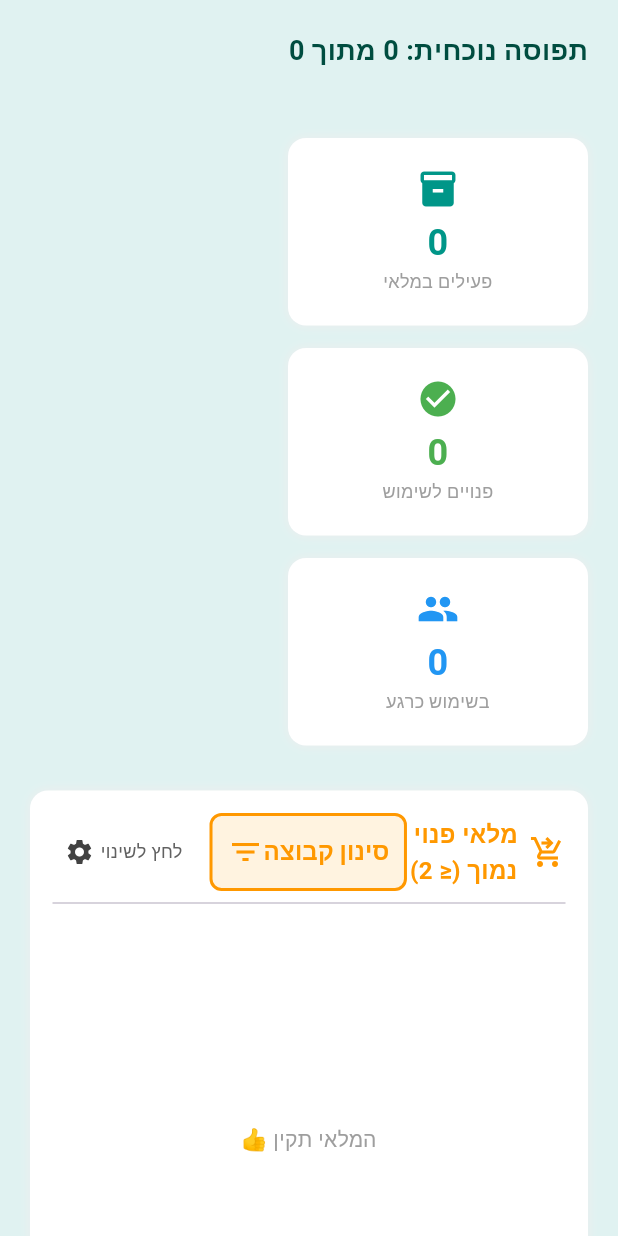
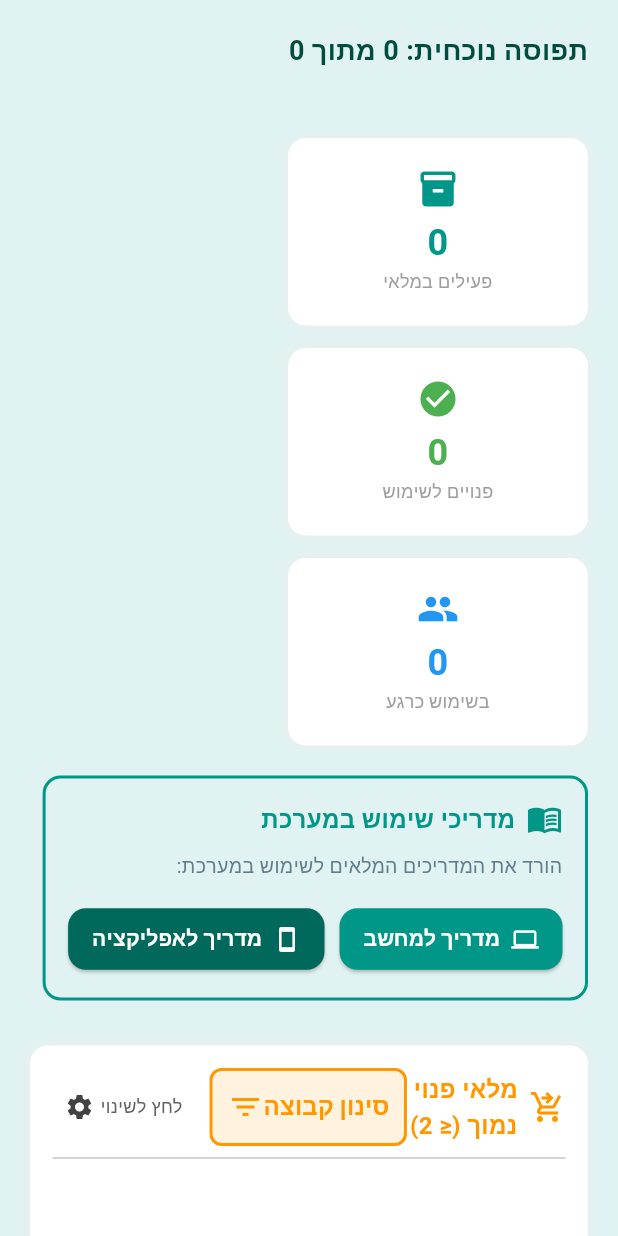
Before and after one commit to exzet5/tau-logistic-saas, a Flutter app: the DashboardScreen widget shown alone on an empty page, opened directly with empty values, on a phone screen of 412 x 824 dp. Run offline on Flutter 3.47's test engine with Material 3 defaults, Android fonts, the phone set to English and light mode, and no system bars; our stand-ins replace calendar_date_picker2, cloud_firestore, firebase_auth, firebase_core, fl_chart, pdf and 1 more; missing offline and left inert: encrypt, excel, mobile_scanner, universal_html; accounts and stored records are empty.

Commit message:
feat: implement admin dashboard with inventory tracking and add email service utility

```diff
--- a/lib/screens/admin/dashboard_screen.dart
+++ b/lib/screens/admin/dashboard_screen.dart
@@ -5,7 +5,7 @@ import 'package:intl/intl.dart' hide TextDirection;
 import 'dart:math' as math;
 import '../../utils/helpers.dart';
 import '../../services/security_service.dart';
-
+import 'package:url_launcher/url_launcher.dart';
 /// Defines the time range for the statistics chart.
 enum TimeRange { monthly, yearly }
 
@@ -189,7 +189,15 @@ class _DashboardScreenState extends State<DashboardScreen> {
               _buildWideProgressBar(available, inUse, totalActive),
               const SizedBox(height: 30),
 
-              // STAT CARDS
+              // STAT CARDS & GUIDES BOX
+              LayoutBuilder(builder: (context, constraints) {
+                // If screen is wide, put them on opposite sides
+                if (constraints.maxWidth > 800) {
+                  return Row(
+                    crossAxisAlignment: CrossAxisAlignment.start,
+                    mainAxisAlignment: MainAxisAlignment.spaceBetween,
+                    children: [
+                      // Right side (Stats)
                       Wrap(
                         spacing: 15,
                         runSpacing: 15,
@@ -199,6 +207,30 @@ class _DashboardScreenState extends State<DashboardScreen> {
                           _buildStatCard("בשימוש כרגע", inUse.toString(), Icons.people, Colors.blue),
                         ],
                       ),
+                      // Left side (Guides Box)
+                      _buildGuidesBox(),
+                    ],
+                  );
+                } else {
+                  // For mobile/small screens, stack them vertically
+                  return Column(
+                    crossAxisAlignment: CrossAxisAlignment.start,
+                    children: [
+                      Wrap(
+                        spacing: 15,
+                        runSpacing: 15,
+                        children: [
+                          _buildStatCard("פעילים במלאי", totalActive.toString(), Icons.inventory, Colors.teal),
+                          _buildStatCard("פנויים לשימוש", available.toString(), Icons.check_circle, Colors.green),
+                          _buildStatCard("בשימוש כרגע", inUse.toString(), Icons.people, Colors.blue),
+                        ],
+                      ),
+                      const SizedBox(height: 20),
+                      _buildGuidesBox(),
+                    ],
+                  );
+                }
+              }),
               const SizedBox(height: 30),
 
               // ALERTS SECTION
@@ -1564,4 +1596,77 @@ class _DashboardScreenState extends State<DashboardScreen> {
               ),
             ));
   }
-}
+  // --- USER GUIDES BOX ---
+
+  /// Builds the framed box with user guide download buttons,
+  /// explicitly enforcing RTL layout for correct Hebrew alignment.
+  // --- USER GUIDES BOX ---
+
+  /// Builds the framed box with user guide download buttons.
+  /// Wrapped in Directionality to strictly enforce RTL for standard components.
+  Widget _buildGuidesBox() {
+    return Directionality(
+      textDirection: TextDirection.rtl,
+      child: Container(
+        padding: const EdgeInsets.all(15),
+        decoration: BoxDecoration(
+          color: Colors.teal.shade50,
+          border: Border.all(color: Colors.teal, width: 2),
+          borderRadius: BorderRadius.circular(12),
+        ),
+        child: Column(
+          crossAxisAlignment: CrossAxisAlignment.start,
+          children: [
+            const Row(
+              mainAxisSize: MainAxisSize.min,
+              children: [
+                Icon(Icons.menu_book, color: Colors.teal),
+                SizedBox(width: 8),
+                Text("מדריכי שימוש במערכת", style: TextStyle(fontWeight: FontWeight.bold, fontSize: 16, color: Colors.teal)),
+              ],
+            ),
+            const SizedBox(height: 10),
+            const Text("הורד את המדריכים המלאים לשימוש במערכת:", style: TextStyle(fontSize: 13, color: Colors.blueGrey)),
+            const SizedBox(height: 15),
+            Wrap(
+              spacing: 10,
+              runSpacing: 10,
+              children: [
+                ElevatedButton.icon(
+                  style: ElevatedButton.styleFrom(
+                    backgroundColor: Colors.teal,
+                    foregroundColor: Colors.white,
+                    padding: const EdgeInsets.symmetric(horizontal: 16, vertical: 10),
+                  ),
+                  onPressed: () => _launchURL('https://raw.githubusercontent.com/HiatHasan/tau-logistic-user-guide/main/מדריך_משתמש_מערכת_וובית_ניהול_ציוד.pdf'),
+                  icon: const Icon(Icons.computer, size: 18),
+                  label: const Text("מדריך למחשב", style: TextStyle(fontWeight: FontWeight.bold)),
+                ),
+                ElevatedButton.icon(
+                  style: ElevatedButton.styleFrom(
+                    backgroundColor: Colors.teal.shade800,
+                    foregroundColor: Colors.white,
+                    padding: const EdgeInsets.symmetric(horizontal: 16, vertical: 10),
+                  ),
+                  onPressed: () => _launchURL('https://raw.githubusercontent.com/HiatHasan/tau-logistic-user-guide/main/מדריך_שימוש_TAU_Logistic%20(1).pdf'),
+                  icon: const Icon(Icons.smartphone, size: 18),
+                  label: const Text("מדריך לאפליקציה", style: TextStyle(fontWeight: FontWeight.bold)),
+                ),
+              ],
+            )
+          ],
+        ),
+      ),
+    );
+  }
+
+  /// Helper to launch URLs
+  Future<void> _launchURL(String url) async {
+    final uri = Uri.parse(url);
+    if (await canLaunchUrl(uri)) {
+      await launchUrl(uri);
+    } else {
+      debugPrint('Could not launch $url');
+    }
+  }
+}
--- a/lib/services/email_service.dart
+++ b/lib/services/email_service.dart
@@ -90,6 +90,15 @@ class EmailService {
             </ul>
           </div>
           <h3 style="color: #00796B; margin-top: 30px; border-bottom: 1px solid #ddd; padding-bottom: 5px;">איך מתחילים?</h3>
+
+          <div style="margin: 20px 0; padding: 15px; background-color: #e8f5e9; border: 1px solid #c8e6c9; border-radius: 8px;">
+            <b style="color: #004D40; font-size: 16px;">📚 מדריכי שימוש:</b><br/>
+            <div style="margin-top: 10px; line-height: 1.8;">
+              <a href="https://raw.githubusercontent.com/HiatHasan/tau-logistic-user-guide/main/מדריך_משתמש_מערכת_וובית_ניהול_ציוד.pdf" style="color: #00796B; font-weight: bold; text-decoration: underline;">📥 הורד את המדריך לממשק הוובי (מחשב)</a><br/>
+              <a href="https://raw.githubusercontent.com/HiatHasan/tau-logistic-user-guide/main/מדריך_שימוש_TAU_Logistic%20(1).pdf" style="color: #00796B; font-weight: bold; text-decoration: underline;">📱 הורד את המדריך לאפליקציית המובייל</a>
+            </div>
+          </div>
+
           <div style="margin: 20px 0; padding: 15px; background-color: white; border: 1px solid #eee; border-radius: 8px;">
             <b style="color: #333; font-size: 15px;">🍏 למשתמשי iPhone (iOS) - התקנה מהירה:</b><br/>
             1. פתח את הדפדפן Safari.<br/>
```
Also changed, not shown: 1 other file. Lines whose indentation alone changed are shown as unchanged.
